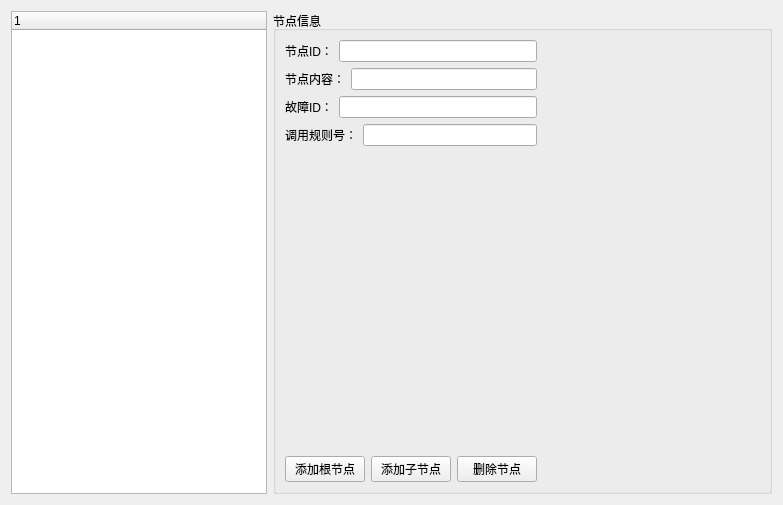
Before: the Qt Designer form treemanageform.ui in EGeeks/faultree, drawn with Qt 5.
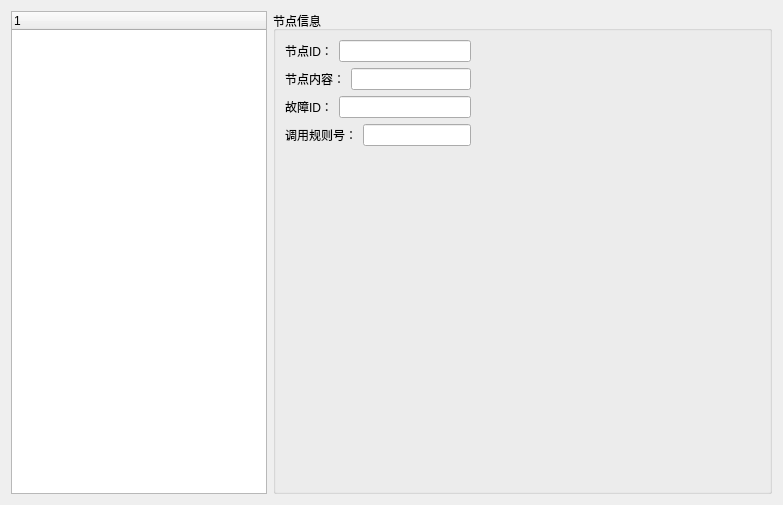
After: the same form once the commit is applied.

Commit message: #015 : 实现设备树添加， 删除

What changed in the file:
```diff
--- a/treemanageform.ui
+++ b/treemanageform.ui
@@ -108,27 +108,6 @@
         </property>
        </spacer>
       </item>
-      <item row="2" column="2">
-       <widget class="QPushButton" name="pushButton_5">
-        <property name="text">
-         <string>删除节点</string>
-        </property>
-       </widget>
-      </item>
-      <item row="2" column="1">
-       <widget class="QPushButton" name="pushButton_4">
-        <property name="text">
-         <string>添加子节点</string>
-        </property>
-       </widget>
-      </item>
-      <item row="2" column="0">
-       <widget class="QPushButton" name="pushButton_3">
-        <property name="text">
-         <string>添加根节点</string>
-        </property>
-       </widget>
-      </item>
       <item row="1" column="1">
        <spacer name="verticalSpacer">
         <property name="orientation">
```
Left out of the diff: 3 changed lines with no effect on the pictures. The commit also changes 2 other files.
